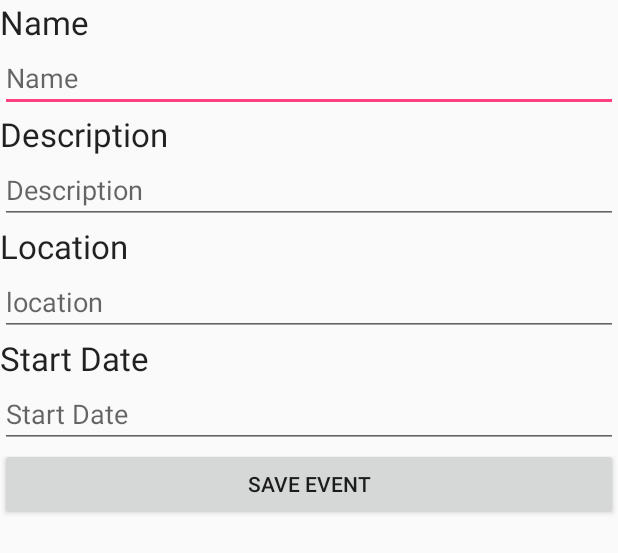
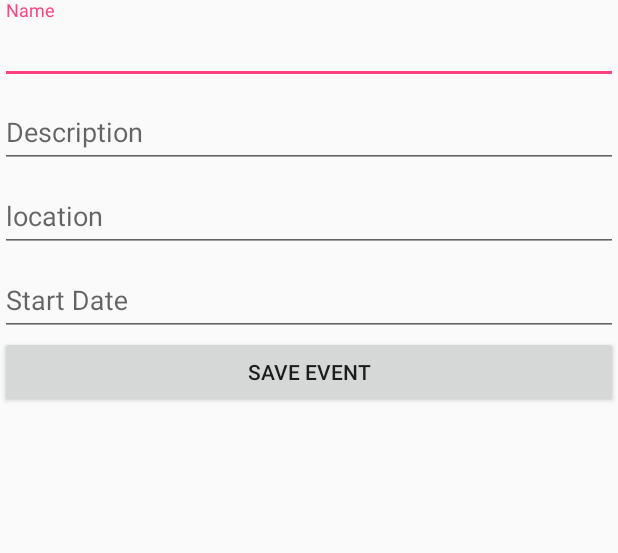
Before and after one commit to muraguri2005/events_catalog_android, an Android app: the layout event.xml on its own in the app's theme, with its tools: preview values and no code run, on a phone screen of 412 x 824 dp. Shown: the top 553 px of the screen. Run offline under Robolectric (Android 15) with nearby library versions, the phone set to English and light mode, and no system bars.

Commit message:
general app code improvements

```diff
--- a/app/src/main/res/layout/event.xml
+++ b/app/src/main/res/layout/event.xml
@@ -8,63 +8,62 @@
     android:layout_width="match_parent"
     android:layout_height="wrap_content"
     android:orientation="vertical">
-    <TextView
+
+    <android.support.design.widget.TextInputLayout
         android:layout_width="match_parent"
-        android:layout_height="wrap_content"
-        android:textAppearance="?android:attr/textAppearanceLarge"
-        android:text="@string/event_name_title"
-        android:id="@+id/nameTextView"
-        android:layout_gravity="center_horizontal" />
+        android:layout_height="wrap_content">
 
-    <EditText
+        <EditText
+            android:id="@+id/nameEditText"
+            android:layout_width="match_parent"
+            android:layout_height="wrap_content"
+            android:hint="@string/event_name_title"
+            android:imeActionLabel="@string/event_name_title"
+            android:imeOptions="actionUnspecified"
+            android:inputType="text"
+            android:maxLines="1"/>
+
+    </android.support.design.widget.TextInputLayout>
+
+    <android.support.design.widget.TextInputLayout
         android:layout_width="match_parent"
-        android:layout_height="wrap_content"
-        android:id="@+id/nameEditText"
-        android:hint="@string/event_name_title"/>
+        android:layout_height="wrap_content">
 
-    <TextView
+        <EditText
+            android:id="@+id/descriptionEditText"
+            android:layout_width="match_parent"
+            android:layout_height="wrap_content"
+            android:hint="@string/event_description_title"
+            android:inputType="text"/>
+
+    </android.support.design.widget.TextInputLayout>
+
+
+    <android.support.design.widget.TextInputLayout
         android:layout_width="match_parent"
-        android:layout_height="wrap_content"
-        android:textAppearance="?android:attr/textAppearanceLarge"
-        android:text="@string/event_description_title"
-        android:id="@+id/descriptionTextView"
-        android:layout_gravity="center_horizontal" />
+        android:layout_height="wrap_content">
 
-    <EditText
+        <EditText
+            android:id="@+id/locationEditText"
+            android:layout_width="match_parent"
+            android:layout_height="wrap_content"
+            android:hint="@string/location_hint"
+            android:inputType="text"/>
+
+    </android.support.design.widget.TextInputLayout>
+    <android.support.design.widget.TextInputLayout
         android:layout_width="match_parent"
-        android:layout_height="wrap_content"
-        android:inputType="textMultiLine"
-        android:ems="10"
-        android:id="@+id/descriptionEditText"
-        android:hint="@string/event_description_title"
-        android:layout_gravity="center_horizontal" />
+        android:layout_height="wrap_content">
 
-    <TextView
-        android:layout_width="match_parent"
-        android:layout_height="wrap_content"
-        android:textAppearance="?android:attr/textAppearanceLarge"
-        android:text="@string/location"
-        android:id="@+id/locationTextView"
-        android:layout_gravity="center_horizontal" />
+        <EditText
+            android:id="@+id/startDateEditText"
+            android:layout_width="match_parent"
+            android:layout_height="wrap_content"
+            android:hint="@string/start_date"
+            android:inputType="date"
+            android:maxLines="1"/>
 
-    <EditText
-        android:layout_width="match_parent"
-        android:layout_height="wrap_content"
-        android:id="@+id/locationEditText"
-        android:hint="@string/location_hint"/>
-    <TextView
-        android:layout_width="match_parent"
-        android:layout_height="wrap_content"
-        android:textAppearance="?android:attr/textAppearanceLarge"
-        android:text="@string/start_date"
-        android:id="@+id/startDateTextView"
-        android:layout_gravity="center_horizontal"/>
-
-    <EditText
-        android:layout_width="match_parent"
-        android:layout_height="wrap_content"
-        android:id="@+id/startDateEditText"
-        android:hint="@string/start_date" android:inputType="date"/>
+    </android.support.design.widget.TextInputLayout>
 
     <Button
         android:layout_width="match_parent"
--- a/build.gradle
+++ b/build.gradle
@@ -5,7 +5,7 @@ buildscript {
         jcenter()
     }
     dependencies {
-        classpath 'com.android.tools.build:gradle:2.2.1'
+        classpath 'com.android.tools.build:gradle:2.2.3'
         classpath 'com.google.gms:google-services:3.0.0'
     }
 }
```
Also changed, not shown: app/build.gradle (+5 -6 lines), app/src/main/java/android/freelessons/org/sampleandroidappusingfirebase/ui/EventActivity.java (+13 -4 lines), app/src/main/java/android/freelessons/org/sampleandroidappusingfirebase/ui/SignInUI.java (+6 -2 lines), app/src/main/java/android/freelessons/org/sampleandroidappusingfirebase/ui/SignUpUI.java (+6 -2 lines).
